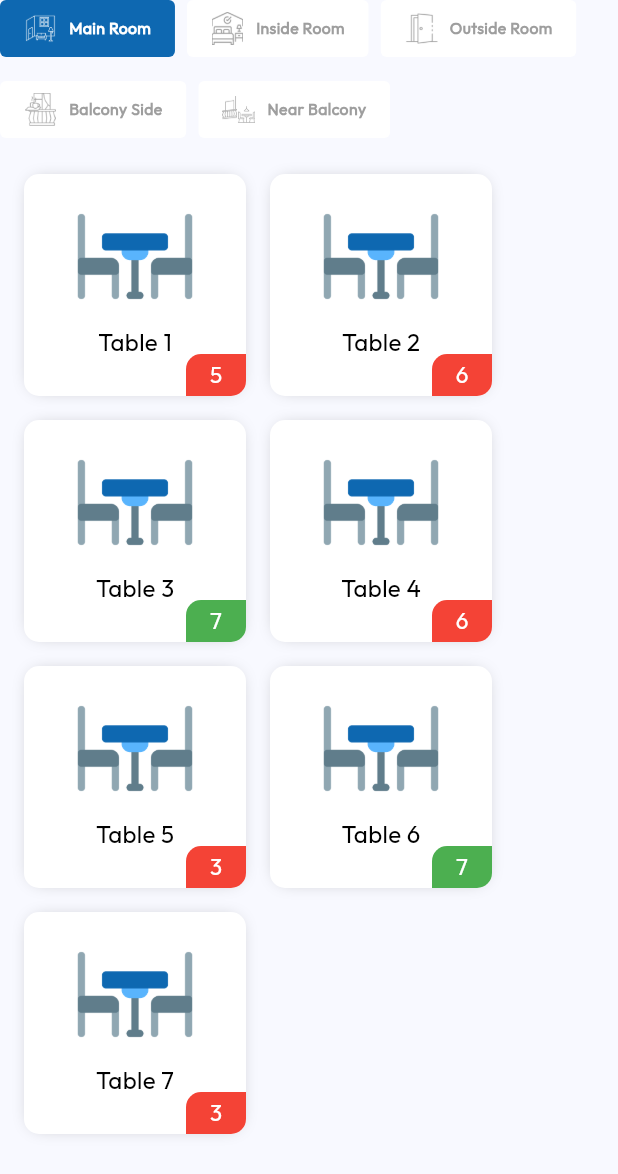
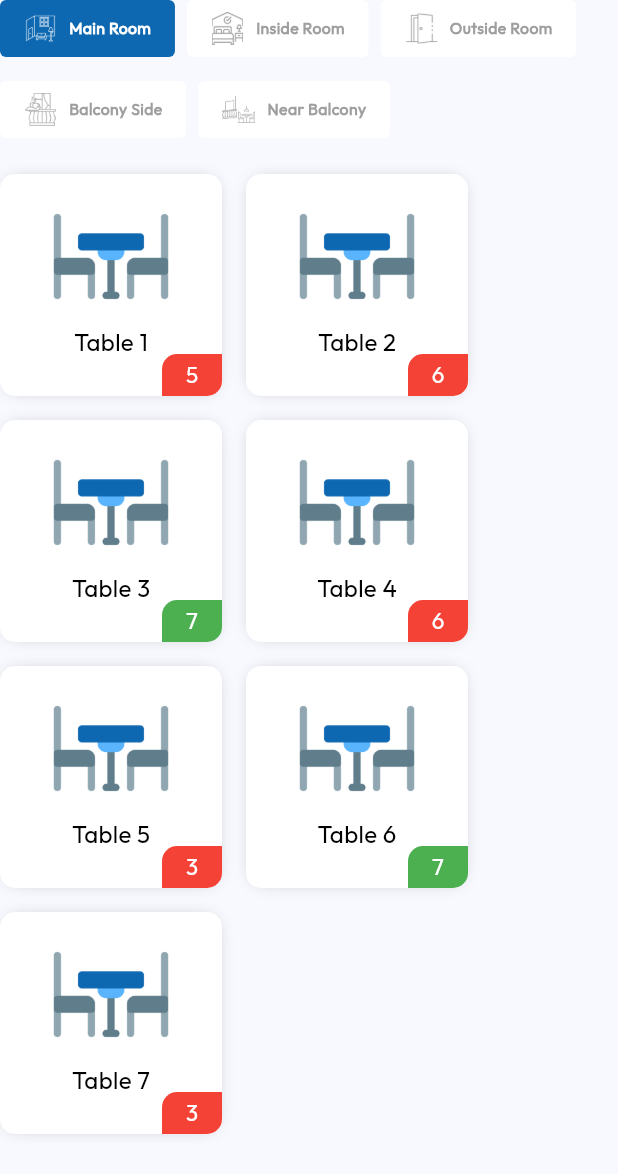
Before and after one commit to MohammedAliDesvtree/kedasrd_desktop, a Flutter app: the TablesView widget shown alone on an empty page, opened directly, on a phone screen of 412 x 824 dp. Shown: the top 1174 px of the screen. Run offline on Flutter 3.47's test engine with Material 3 defaults, Android fonts, the light colour scheme and no system bars; our stand-ins replace animated_custom_dropdown, dotted_border, get, get_storage, widget_and_text_animator; missing offline and left inert: window_manager; accounts and stored records are empty.

Commit message:
1. Fixed align issue in tables screen

```diff
--- a/lib/views/restaurant/tables_view.dart
+++ b/lib/views/restaurant/tables_view.dart
@@ -50,7 +50,6 @@ class _TablesViewState extends State<TablesView> {
       () => Expanded(
         child: SingleChildScrollView(
           key: ValueKey(controller.selectedTabIndex.value),
-          padding: const EdgeInsets.symmetric(horizontal: 16.0),
           child: Wrap(
             runSpacing: 16.0,
             spacing: 16.0,
```
